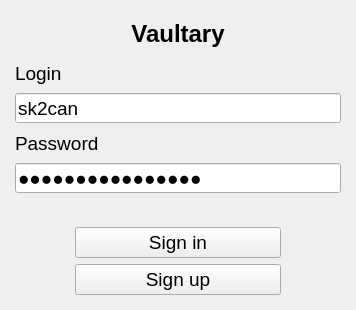
Qt form client_side/resources/ui/auth_window.ui (Sk2can/Password-manager) before a commit.
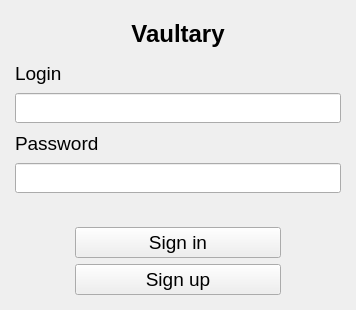
The same form after that commit.

The edit to the form file:
```diff
--- a/client_side/resources/ui/auth_window.ui
+++ b/client_side/resources/ui/auth_window.ui
@@ -157,7 +157,7 @@
          <enum>Qt::StrongFocus</enum>
         </property>
         <property name="text">
-         <string>sk2can</string>
+         <string></string>
         </property>
         <property name="cursorPosition">
          <number>6</number>
@@ -214,7 +214,7 @@
          </font>
         </property>
         <property name="text">
-         <string>1111111111111111</string>
+         <string></string>
         </property>
         <property name="echoMode">
          <enum>QLineEdit::Password</enum>
```
